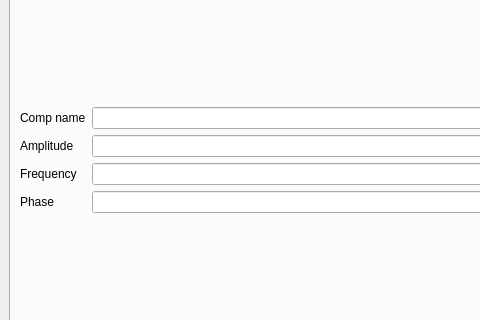
Above: S.ui from RushingBlast/DSP_Task_2 before the change; both pictures show x 0 to 480 and y 202 to 522 of the 1149 by 776 pixel window. Below: the same form after it.
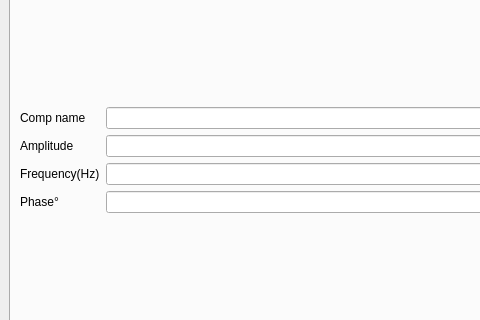
That is the form after the change. Custom widgets are drawn as their Qt base class.

Patch:
```diff
--- a/S.ui
+++ b/S.ui
@@ -441,7 +441,7 @@
               <item row="2" column="0">
                <widget class="QLabel" name="label_freq">
                 <property name="text">
-                 <string>Frequency</string>
+                 <string>Frequency(Hz)</string>
                 </property>
                </widget>
               </item>
@@ -451,7 +451,7 @@
               <item row="3" column="0">
                <widget class="QLabel" name="label_phase">
                 <property name="text">
-                 <string>Phase</string>
+                 <string>Phase°</string>
                 </property>
                </widget>
               </item>
```
Left out of the diff: 44 changed lines with no effect on the pictures.
